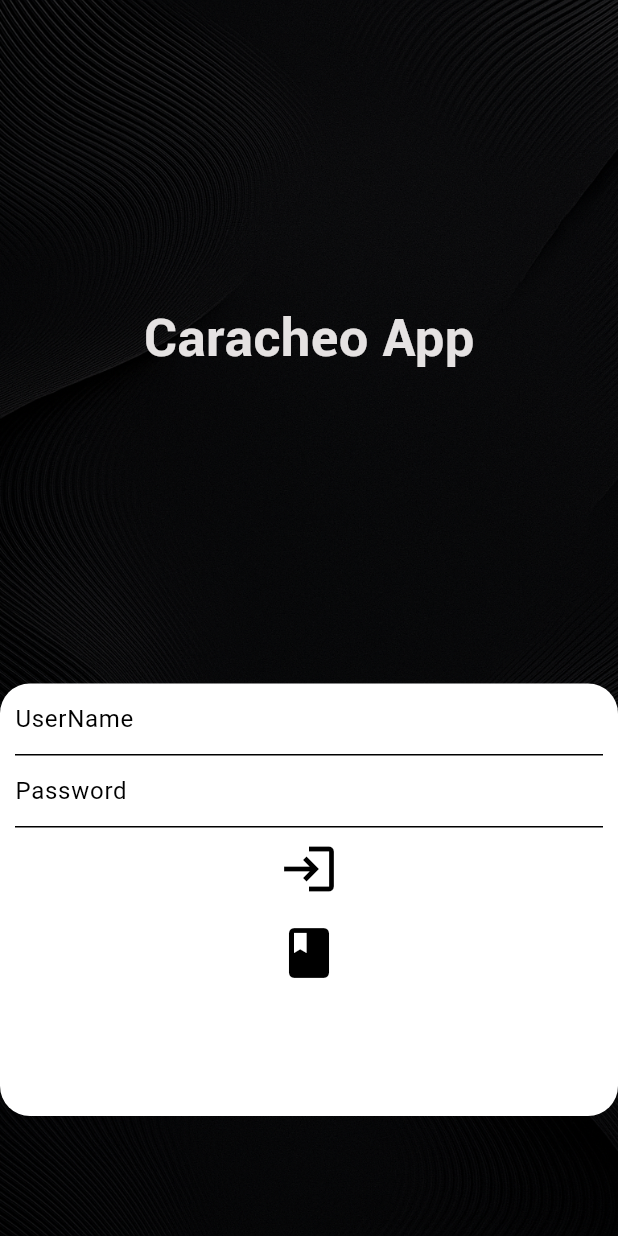
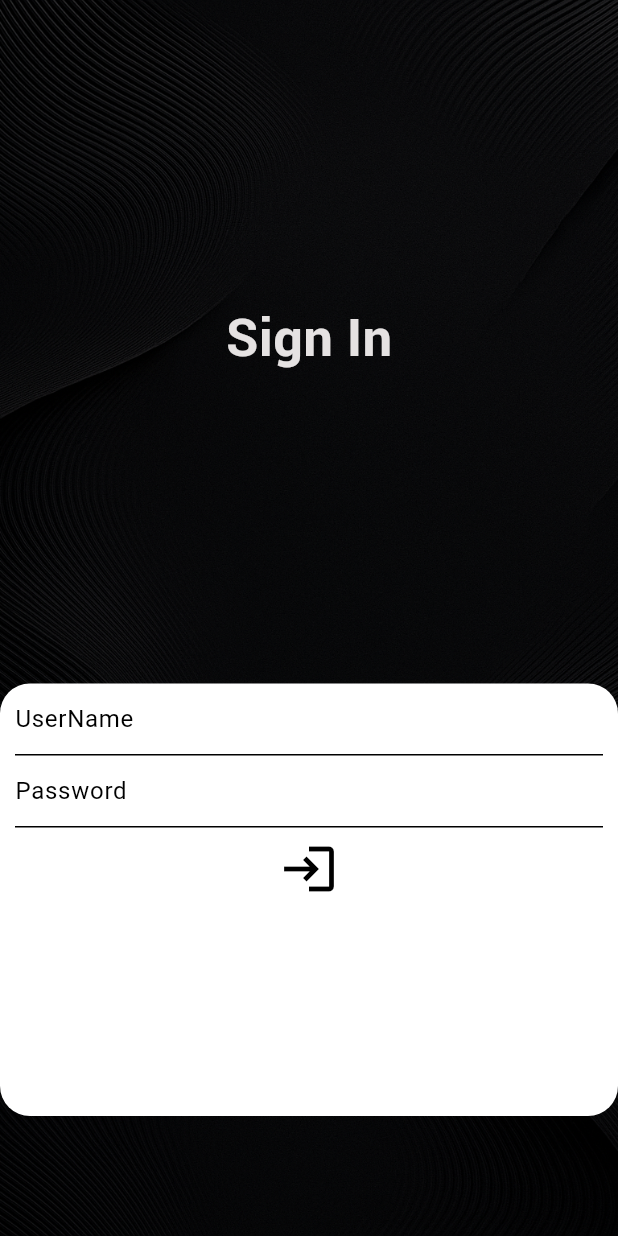
Before and after one commit to CaracheoAdan/MovilesFlutter, a Flutter app: the ChallengefigmaScreen screen opened by its route, on a phone screen of 412 x 824 dp. Run offline on Flutter 3.47's test engine with Material 3 defaults, Android fonts, the phone set to English and light mode, and no system bars; our stand-ins replace dot_navigation_bar, email_validator, image_picker, lottie, sqflite; accounts and stored records are empty.

Commit message:
Figma
Inicio de login Screem

```diff
--- a/lib/screens/challengefigma_screen.dart
+++ b/lib/screens/challengefigma_screen.dart
@@ -33,7 +33,7 @@ class ChallengefigmaScreen extends StatefulWidget {
     );
 
     return Scaffold(
- body: Container(
+      body: Container(
         height: MediaQuery.of(context).size.height,
         width: MediaQuery.of(context).size.width,
         decoration: BoxDecoration(
@@ -47,7 +47,7 @@ class ChallengefigmaScreen extends StatefulWidget {
           children: [
             Positioned(
               top: 200,
-              child: Text('Caracheo App',style:  TextStyle(color: const Color.fromARGB(255, 229, 226, 226), fontSize: 35, fontFamily: 'Cholo'),
+              child: Text('Sign In',style:  TextStyle(color: const Color.fromARGB(255, 229, 226, 226), fontSize: 35, fontFamily: 'Cholo'),
               ),
             ),
             Positioned(
@@ -77,19 +77,6 @@ class ChallengefigmaScreen extends StatefulWidget {
                          size: 40,
                        ),
                       ),
-                      IconButton(
-                        onPressed: (){
-                          isValidating = true;
-                          setState(() {});
-                          Future.delayed(const Duration(milliseconds: 3000)).then((value){
-                            Navigator.pushNamed(context, '/register');
-                          });
-                        },
-                         icon: Icon(
-                          Icons.book,
-                         size: 40,
-                         )
-                      )
                     ],
                   ),
                 )
```
